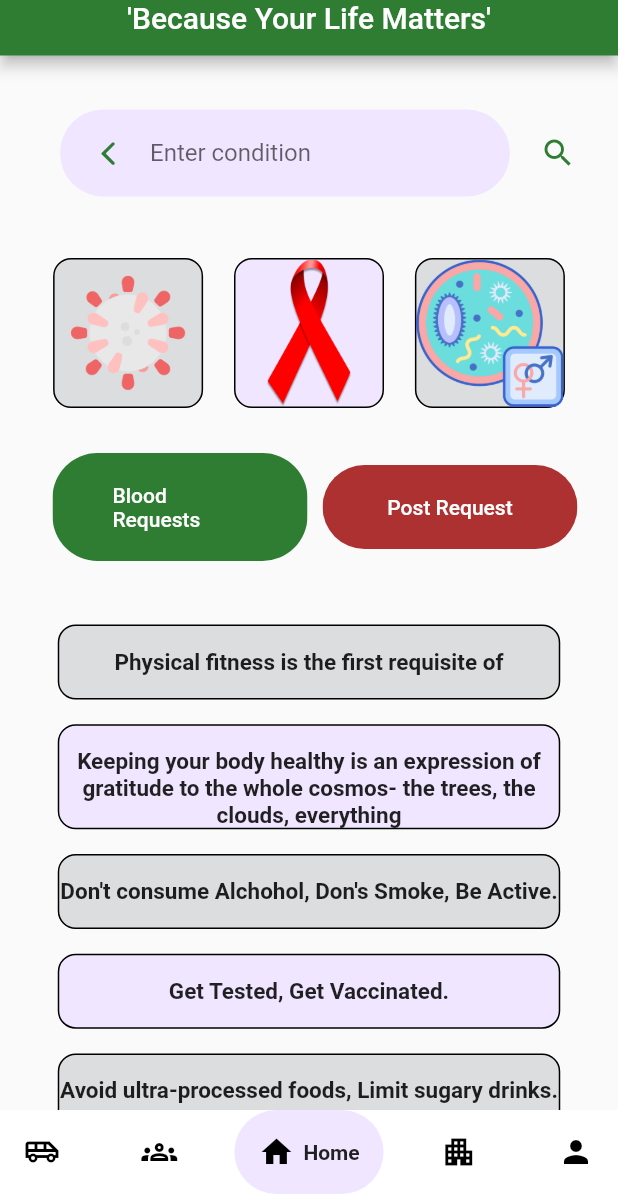
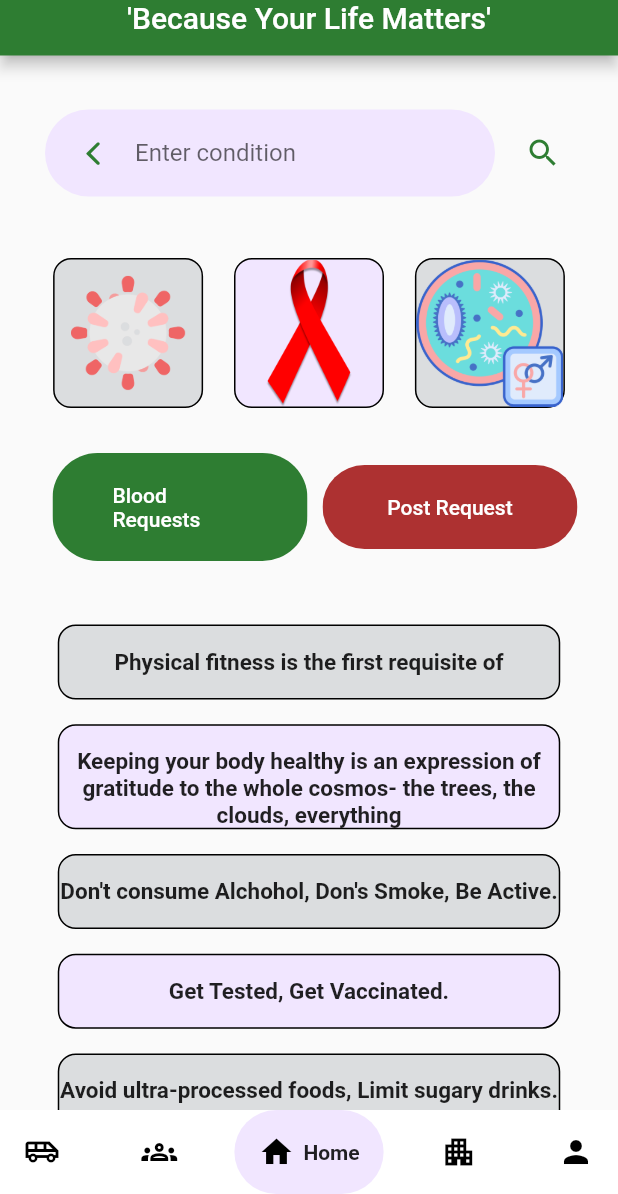
Before and after one commit to sudip70/FYP-Frontend_Flutter, a Flutter app: the ButtomNav screen opened by its route, on a phone screen of 412 x 824 dp, the part 42-1236 px from its top. Run offline on Flutter 3.47's test engine with Material 2 defaults, Android fonts, the phone set to English and light mode, and no system bars; drawn by our look-alikes of google_nav_bar; our stand-ins replace flutter_secure_storage, flutter_svg, fluttertoast; accounts and stored records are empty.

Commit message:
search bar

```diff
--- a/medics/lib/screens/home_screen/components/body.dart
+++ b/medics/lib/screens/home_screen/components/body.dart
@@ -55,7 +55,7 @@ class Body extends StatelessWidget {
           Row(
             children: [
               const Padding(
-                padding: EdgeInsets.only(left: 20, right: 20, top: 130),
+                padding: EdgeInsets.only(left: 10, right: 20, top: 130),
               ),
               Row(
                 children: [
```
